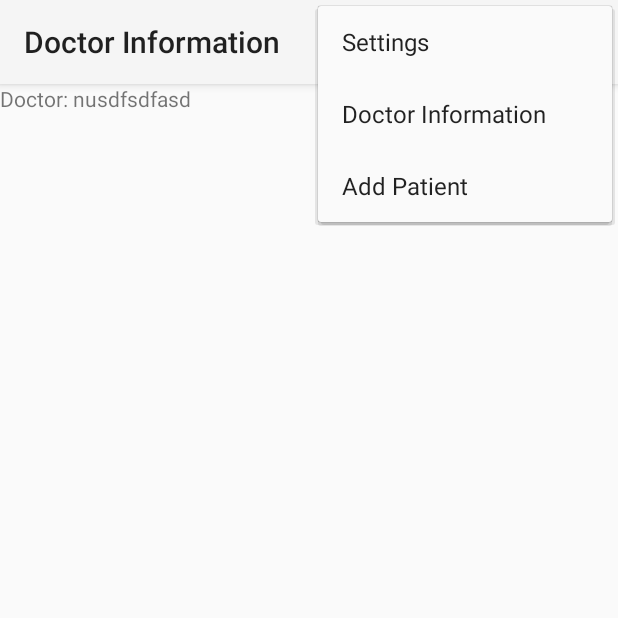
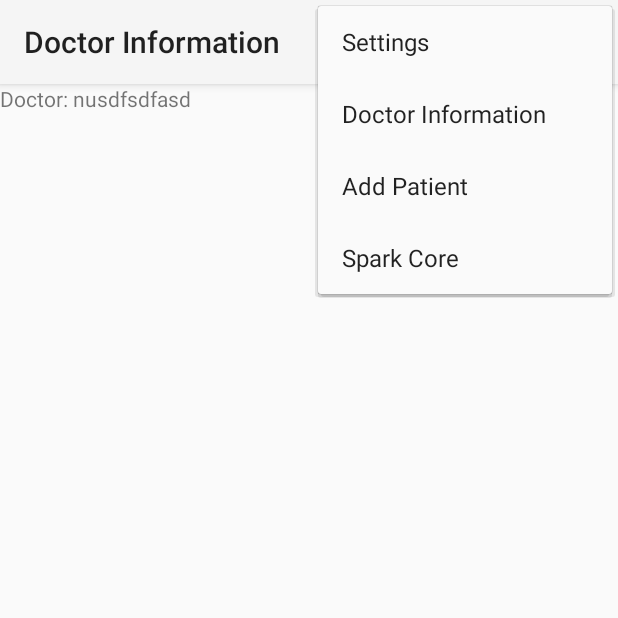
Before and after one commit to jimmyklein4/Pill-Reminder, an Android app: the PatientDoctorInformation screen opened directly, with no data from a screen before it, with the options menu open, on a phone screen of 412 x 824 dp, the top half of it. Run offline under Robolectric (Android 15) with nearby library versions, the phone set to English and light mode, and no system bars.

Commit message:
sparkcore

```diff
--- a/app/src/main/AndroidManifest.xml
+++ b/app/src/main/AndroidManifest.xml
@@ -36,7 +36,7 @@
         </activity>
         <activity
             android:name=".SparkCore"
-            android:label="@string/title_activity_spark_core" >
+            android:label="Spark Core" >
         </activity>
     </application>
 
--- a/app/src/main/java/com/example/jimmyklein/pillreminder/DoctorView.java
+++ b/app/src/main/java/com/example/jimmyklein/pillreminder/DoctorView.java
@@ -84,7 +84,10 @@ public class DoctorView extends FragmentActivity {
             //start doctor information intent
             Intent i = new Intent(DoctorView.this, DoctorViewAddPatient.class);
             startActivity(i);
-
+        }
+        if (id == R.id.spark_Core){
+            Intent intent = new Intent(DoctorView.this, SparkCore.class);
+            startActivity(intent);
         }
 
         return super.onOptionsItemSelected(item);
--- a/app/src/main/java/com/example/jimmyklein/pillreminder/SparkCore.java
+++ b/app/src/main/java/com/example/jimmyklein/pillreminder/SparkCore.java
@@ -25,7 +25,7 @@ public class SparkCore extends ActionBarActivity {
     Button buttonLogin;
 
     String email = "wikkii@msn.com";
-    String password = ""; //will put my password on here but not on git
+    String password = "wikki123"; //will put my password on here but not on git
     String TOKEN = "";
     String API_URL = "";
 
@@ -88,7 +88,7 @@ public class SparkCore extends ActionBarActivity {
             @Override
             public void onFailure(ParticleCloudException exception) {
                 Log.e("Fail", String.valueOf(exception));
-                Toaster.l(SparkCore.this, "Wrong shit bitch, get it right son");
+                Toaster.l(SparkCore.this, "Wrong shit son");
             }
         });
 
--- a/app/src/main/res/menu/menu_main.xml
+++ b/app/src/main/res/menu/menu_main.xml
@@ -6,7 +6,6 @@
         android:orderInCategory="100" android:showAsAction="never" />
     <item android:id="@+id/doctor_patient_add" android:title="Add Patient"
         android:orderInCategory="100" android:showAsAction="never" />
-
-
-
+    <item android:id="@+id/spark_Core" android:title="Spark Core"
+        android:orderInCategory="100" android:showAsAction="never" />
 </menu>
```
